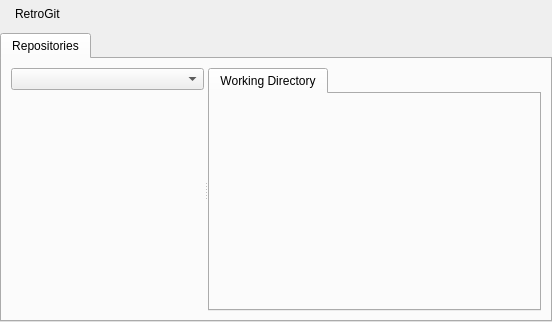
defnax/retroGit, file gui/MainWidget.ui: the form before one commit.
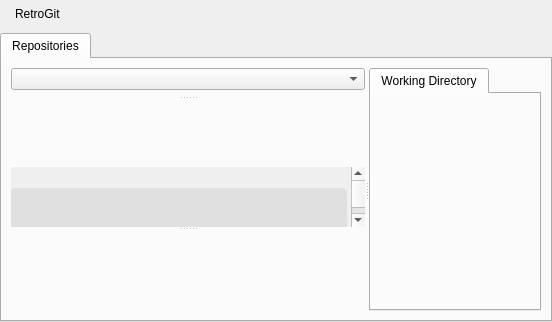
The form after the commit. Icons and pictures are not drawn. Custom widgets are drawn as their Qt base class.

Commit message:
MainWidget: splitter for repo list and commit details, hide network search
- Move commit details panel into MainWidget.ui
- Vertical splitter between repo list and commit details (50/50)
- Scrollable commit message, splitter to changed files
- Hide unused "Search entire network" field

Patch:
```diff
--- a/gui/MainWidget.ui
+++ b/gui/MainWidget.ui
@@ -127,15 +127,273 @@
          <property name="orientation">
           <enum>Qt::Horizontal</enum>
          </property>
-         <widget class="QWidget" name="layoutWidget">
-          <layout class="QVBoxLayout" name="verticalLayout">
-           <item>
-            <widget class="QComboBox" name="comboBox"/>
-           </item>
-           <item>
-            <widget class="GroupTreeWidget" name="treeWidget" native="true"/>
-           </item>
-          </layout>
+         <widget class="QSplitter" name="leftSplitter">
+          <property name="orientation">
+           <enum>Qt::Vertical</enum>
+          </property>
+          <property name="childrenCollapsible">
+           <bool>false</bool>
+          </property>
+          <widget class="QWidget" name="layoutWidget">
+           <property name="sizePolicy">
+            <sizepolicy hsizetype="Preferred" vsizetype="Preferred">
+             <horstretch>0</horstretch>
+             <verstretch>1</verstretch>
+            </sizepolicy>
+           </property>
+           <layout class="QVBoxLayout" name="verticalLayout">
+            <property name="leftMargin">
+             <number>0</number>
+            </property>
+            <property name="topMargin">
+             <number>0</number>
+            </property>
+            <property name="rightMargin">
+             <number>0</number>
+            </property>
+            <property name="bottomMargin">
+             <number>0</number>
+            </property>
+            <item>
+             <widget class="QComboBox" name="comboBox"/>
+            </item>
+            <item>
+             <widget class="GroupTreeWidget" name="treeWidget" native="true"/>
+            </item>
+           </layout>
+          </widget>
+          <widget class="QWidget" name="commitDetailsWidget">
+           <property name="sizePolicy">
+            <sizepolicy hsizetype="Preferred" vsizetype="Preferred">
+             <horstretch>0</horstretch>
+             <verstretch>1</verstretch>
+            </sizepolicy>
+           </property>
+           <layout class="QVBoxLayout" name="detailsLayout">
+            <property name="spacing">
+             <number>6</number>
+            </property>
+            <property name="leftMargin">
+             <number>0</number>
+            </property>
+            <property name="topMargin">
+             <number>4</number>
+            </property>
+            <property name="rightMargin">
+             <number>0</number>
+            </property>
+            <property name="bottomMargin">
+             <number>0</number>
+            </property>
+            <item>
+             <widget class="QLabel" name="detailsHashLabel">
+              <property name="styleSheet">
+               <string notr="true">font-weight: bold; color: #d35400; font-size: 24px; font-family: 'DejaVu Sans Mono', monospace; padding-top: 5px;</string>
+              </property>
+              <property name="textFormat">
+               <enum>Qt::PlainText</enum>
+              </property>
+              <property name="alignment">
+               <set>Qt::AlignCenter</set>
+              </property>
+              <property name="textInteractionFlags">
+               <set>Qt::TextSelectableByMouse</set>
+              </property>
+             </widget>
+            </item>
+            <item>
+             <widget class="QLabel" name="detailsTitleLabel">
+              <property name="styleSheet">
+               <string notr="true">font-weight: bold; font-size: 16px; color: #2c3e50;</string>
+              </property>
+              <property name="textFormat">
+               <enum>Qt::PlainText</enum>
+              </property>
+              <property name="alignment">
+               <set>Qt::AlignCenter</set>
+              </property>
+              <property name="wordWrap">
+               <bool>true</bool>
+              </property>
+              <property name="textInteractionFlags">
+               <set>Qt::TextSelectableByMouse</set>
+              </property>
+             </widget>
+            </item>
+            <item>
+             <widget class="QSplitter" name="detailsSplitter">
+              <property name="orientation">
+               <enum>Qt::Vertical</enum>
+              </property>
+              <property name="childrenCollapsible">
+               <bool>false</bool>
+              </property>
+              <widget class="QScrollArea" name="detailsScrollArea">
+               <property name="sizePolicy">
+                <sizepolicy hsizetype="Preferred" vsizetype="Preferred">
+                 <horstretch>0</horstretch>
+                 <verstretch>1</verstretch>
+                </sizepolicy>
+               </property>
+               <property name="minimumSize">
+                <size>
+                 <width>0</width>
+                 <height>60</height>
+                </size>
+               </property>
+               <property name="frameShape">
+                <enum>QFrame::NoFrame</enum>
+               </property>
+               <property name="horizontalScrollBarPolicy">
+                <enum>Qt::ScrollBarAlwaysOff</enum>
+               </property>
+               <property name="widgetResizable">
+                <bool>true</bool>
+               </property>
+               <widget class="QWidget" name="detailsScrollContents">
+                <layout class="QVBoxLayout" name="detailsScrollLayout">
+                 <property name="spacing">
+                  <number>6</number>
+                 </property>
+                 <property name="leftMargin">
+                  <number>0</number>
+                 </property>
+                 <property name="topMargin">
+                  <number>0</number>
+                 </property>
+                 <property name="rightMargin">
+                  <number>4</number>
+                 </property>
+                 <property name="bottomMargin">
+                  <number>0</number>
+                 </property>
+                 <item>
+                  <widget class="QLabel" name="detailsBodyText">
+                   <property name="styleSheet">
+                    <string notr="true">font-size: 13px; color: #34495e;</string>
+                   </property>
+                   <property name="textFormat">
+                    <enum>Qt::PlainText</enum>
+                   </property>
+                   <property name="alignment">
+                    <set>Qt::AlignLeft|Qt::AlignTop</set>
+                   </property>
+                   <property name="wordWrap">
+                    <bool>true</bool>
+                   </property>
+                   <property name="textInteractionFlags">
+                    <set>Qt::TextSelectableByMouse</set>
+                   </property>
+                  </widget>
+                 </item>
+                 <item>
+                  <widget class="QFrame" name="detailsAuthorFrame">
+                   <property name="styleSheet">
+                    <string notr="true">QFrame#detailsAuthorFrame { background-color: #e0e0e0; border: none; border-radius: 4px; }</string>
+                   </property>
+                   <layout class="QVBoxLayout" name="authorLayout">
+                    <property name="spacing">
+                     <number>4</number>
+                    </property>
+                    <property name="leftMargin">
+                     <number>8</number>
+                    </property>
+                    <property name="topMargin">
+                     <number>8</number>
+                    </property>
+                    <property name="rightMargin">
+                     <number>8</number>
+                    </property>
+                    <property name="bottomMargin">
+                     <number>8</number>
+                    </property>
+                    <item>
+                     <widget class="QLabel" name="detailsAuthorNameLabel">
+                      <property name="styleSheet">
+                       <string notr="true">font-weight: bold; font-size: 13px; color: #2c3e50; background: transparent;</string>
+                      </property>
+                      <property name="textFormat">
+                       <enum>Qt::PlainText</enum>
+                      </property>
+                      <property name="wordWrap">
+                       <bool>true</bool>
+                      </property>
+                     </widget>
+                    </item>
+                    <item>
+                     <widget class="QLabel" name="detailsAuthorEmailLabel">
+                      <property name="styleSheet">
+                       <string notr="true">color: #555555; font-size: 12px; background: transparent;</string>
+                      </property>
+                      <property name="textFormat">
+                       <enum>Qt::PlainText</enum>
+                      </property>
+                      <property name="wordWrap">
+                       <bool>true</bool>
+                      </property>
+                     </widget>
+                    </item>
+                    <item>
+                     <widget class="QLabel" name="detailsDateLabel">
+                      <property name="styleSheet">
+                       <string notr="true">color: #555555; font-size: 12px; background: transparent;</string>
+                      </property>
+                      <property name="textFormat">
+                       <enum>Qt::PlainText</enum>
+                      </property>
+                     </widget>
+                    </item>
+                   </layout>
+                  </widget>
+                 </item>
+                 <item>
+                  <spacer name="detailsScrollSpacer">
+                   <property name="orientation">
+                    <enum>Qt::Vertical</enum>
+                   </property>
+                   <property name="sizeHint" stdset="0">
+                    <size>
+                     <width>0</width>
+                     <height>0</height>
+                    </size>
+                   </property>
+                  </spacer>
+                 </item>
+                </layout>
+               </widget>
+              </widget>
+              <widget class="QTreeWidget" name="changedFilesTree">
+               <property name="sizePolicy">
+                <sizepolicy hsizetype="Expanding" vsizetype="Expanding">
+                 <horstretch>0</horstretch>
+                 <verstretch>1</verstretch>
+                </sizepolicy>
+               </property>
+               <property name="minimumSize">
+                <size>
+                 <width>0</width>
+                 <height>60</height>
+                </size>
+               </property>
+               <property name="contextMenuPolicy">
+                <enum>Qt::CustomContextMenu</enum>
+               </property>
+               <property name="styleSheet">
+                <string notr="true">QTreeView { border: none; background: transparent; }</string>
+               </property>
+               <attribute name="headerVisible">
+                <bool>false</bool>
+               </attribute>
+               <column>
+                <property name="text">
+                 <string notr="true">1</string>
+                </property>
+               </column>
+              </widget>
+             </widget>
+            </item>
+           </layout>
+          </widget>
          </widget>
          <widget class="QTabWidget" name="rightPaneTabWidget">
           <property name="currentIndex">
```
The commit also changes 2 other files.
